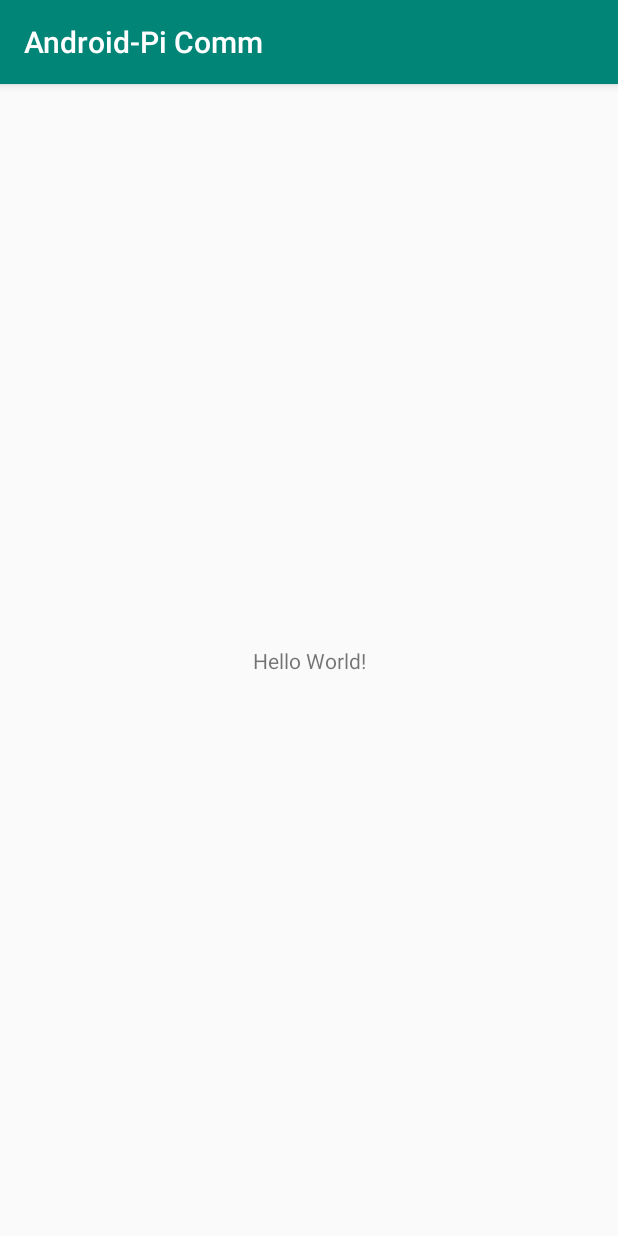
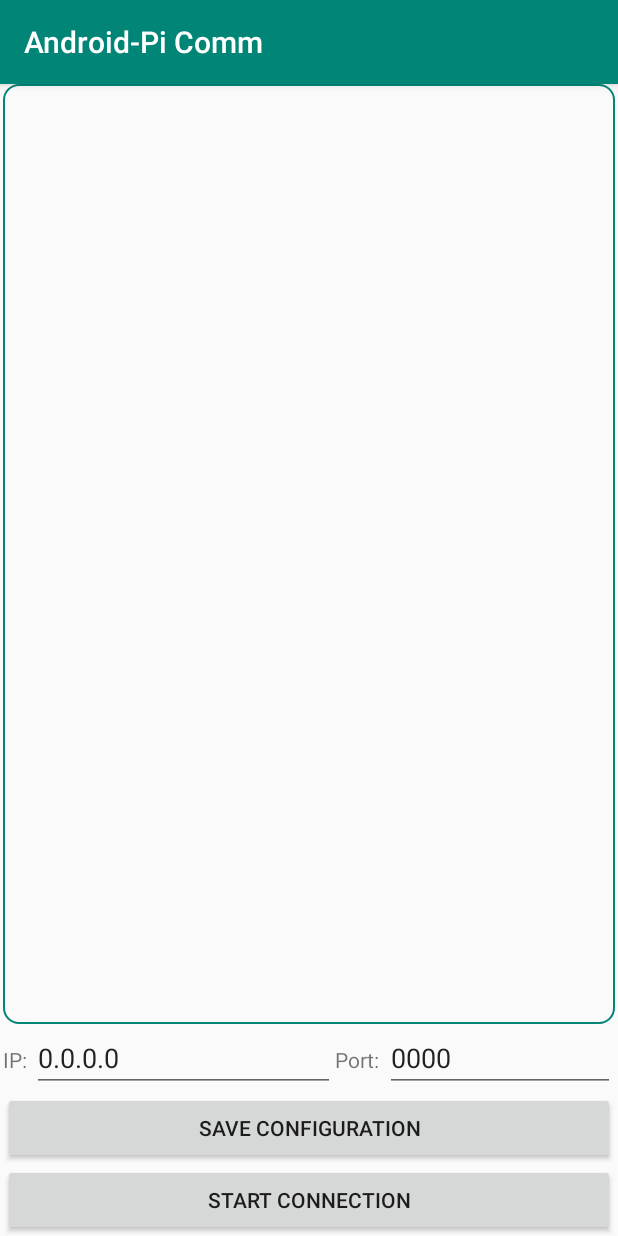
Before and after one commit to AusarYao/Self_Driving_System_for_UGV, an Android app: the screen it shows after launch (MainActivity), on a phone screen of 412 x 824 dp. Run offline under Robolectric (Android 15) with nearby library versions, the phone set to English and light mode, and no system bars.

Commit message:
UI designed

```diff
--- a/sensors/app/build.gradle
+++ b/sensors/app/build.gradle
@@ -29,6 +29,7 @@ dependencies {
     androidTestImplementation 'androidx.test.espresso:espresso-core:3.1.0-alpha4'
     implementation 'androidx.core:core-ktx:+'
     implementation "org.jetbrains.kotlin:kotlin-stdlib-jdk7:$kotlin_version"
+    implementation 'androidx.recyclerview:recyclerview:1.0.0'
 }
 repositories {
     mavenCentral()
--- a/sensors/app/src/main/java/com/example/android_picomm/MainActivity.kt
+++ b/sensors/app/src/main/java/com/example/android_picomm/MainActivity.kt
@@ -2,11 +2,55 @@ package com.example.android_picomm
 
 import androidx.appcompat.app.AppCompatActivity
 import android.os.Bundle
+import android.text.InputType.TYPE_NUMBER_FLAG_DECIMAL
+import android.widget.Button
+import android.widget.EditText
+import android.widget.TextView
+import androidx.recyclerview.widget.RecyclerView
+import android.text.InputType
+import android.text.method.DigitsKeyListener
+
 
 class MainActivity : AppCompatActivity() {
+    lateinit var mConnectButton: Button
+    lateinit var mDisconnectButton: Button
+    lateinit var mSaveButton: Button
+    lateinit var mIPTextView: TextView
+    lateinit var mIPEditText: EditText
+    lateinit var mPortTextView: TextView
+    lateinit var mPortEditText: EditText
+    lateinit var mSensorRecyclerView: RecyclerView
+
+    enum class UI(val UIName: String){
+        MAIN("main"),
+    }
+
+    data class SendAddress(var IP: String, var port: Int)
 
     override fun onCreate(savedInstanceState: Bundle?) {
         super.onCreate(savedInstanceState)
         setContentView(R.layout.activity_main)
     }
+
+    fun setupUI(uiName: String){
+        when(uiName){
+            UI.MAIN.UIName -> {
+                mConnectButton = findViewById(R.id.connect_button)
+                mDisconnectButton = findViewById(R.id.disconnect_button)
+                mIPTextView = findViewById(R.id.ip_textView)
+                mSaveButton = findViewById(R.id.save_button)
+                mIPEditText = findViewById(R.id.ip_editText)
+                mIPEditText.onlyNumbers()
+                mPortTextView = findViewById(R.id.port_textView)
+                mPortEditText = findViewById(R.id.port_editText)
+                mSensorRecyclerView = findViewById(R.id.sensor_list)
+
+            }
+        }
+    }
+
+    fun EditText.onlyNumbers() {
+        inputType = InputType.TYPE_CLASS_NUMBER or InputType.TYPE_NUMBER_FLAG_DECIMAL or InputType.TYPE_NUMBER_FLAG_SIGNED
+        keyListener = DigitsKeyListener.getInstance("0123456789.")
+    }
 }
--- /dev/null
+++ b/sensors/app/src/main/java/com/personal_project/android_picomm/Utils.kt
@@ -0,0 +1,5 @@
+package com.personal_project.android_picomm
+
+class Utils{
+
+}
--- /dev/null
+++ b/sensors/app/src/main/res/drawable/border.xml
@@ -0,0 +1,6 @@
+<?xml version="1.0" encoding="utf-8"?>
+<shape xmlns:android="http://schemas.android.com/apk/res/android"
+    android:shape="rectangle">
+    <stroke android:color="@color/colorPrimary" android:width="1dp"/>
+    <corners android:radius="10dp" />
+</shape>
--- a/sensors/app/src/main/res/layout/activity_main.xml
+++ b/sensors/app/src/main/res/layout/activity_main.xml
@@ -1,19 +1,76 @@
 <?xml version="1.0" encoding="utf-8"?>
-<androidx.constraintlayout.widget.ConstraintLayout
-    xmlns:android="http://schemas.android.com/apk/res/android"
-    xmlns:tools="http://schemas.android.com/tools"
-    xmlns:app="http://schemas.android.com/apk/res-auto"
+<LinearLayout xmlns:android="http://schemas.android.com/apk/res/android"
     android:layout_width="match_parent"
     android:layout_height="match_parent"
-    tools:context=".MainActivity">
+    android:orientation="vertical"
+    android:layout_marginLeft="2dp"
+    android:layout_marginRight="2dp">
 
-    <TextView
-        android:layout_width="wrap_content"
+    <androidx.recyclerview.widget.RecyclerView
+        android:id="@+id/sensor_list"
+        android:layout_width="match_parent"
+        android:layout_height="match_parent"
+        android:layout_weight="5"
+        android:background="@drawable/border"/>
+
+    <LinearLayout
+        android:layout_width="match_parent"
         android:layout_height="wrap_content"
-        android:text="Hello World!"
-        app:layout_constraintBottom_toBottomOf="parent"
-        app:layout_constraintLeft_toLeftOf="parent"
-        app:layout_constraintRight_toRightOf="parent"
-        app:layout_constraintTop_toTopOf="parent" />
+        android:orientation="horizontal"
+        android:layout_weight="0">
 
-</androidx.constraintlayout.widget.ConstraintLayout>
+        <TextView
+            android:id="@+id/ip_textView"
+            android:layout_width="wrap_content"
+            android:layout_height="wrap_content"
+            android:layout_weight="0"
+            android:text="IP: " />
+
+        <EditText
+            android:id="@+id/ip_editText"
+            android:layout_width="wrap_content"
+            android:layout_height="wrap_content"
+            android:layout_weight="2"
+            android:ems="10"
+            android:text="0.0.0.0"/>
+
+        <TextView
+            android:id="@+id/port_textView"
+            android:layout_width="wrap_content"
+            android:layout_height="wrap_content"
+            android:layout_weight="0"
+            android:text="Port: " />
+
+        <EditText
+            android:id="@+id/port_editText"
+            android:layout_width="wrap_content"
+            android:layout_height="wrap_content"
+            android:layout_weight="10"
+            android:ems="10"
+            android:inputType="number"
+            android:text="0000"/>
+    </LinearLayout>
+
+    <Button
+        android:id="@+id/save_button"
+        android:layout_width="match_parent"
+        android:layout_height="wrap_content"
+        android:text="Save configuration"
+        android:layout_weight="0"/>
+
+    <Button
+        android:id="@+id/connect_button"
+        android:layout_width="match_parent"
+        android:layout_height="wrap_content"
+        android:text="Start connection"
+        android:layout_weight="0"/>
+    <Button
+        android:id="@+id/disconnect_button"
+        android:layout_width="match_parent"
+        android:layout_height="wrap_content"
+        android:text="End connection"
+        android:visibility="gone"
+        android:background="@android:color/holo_red_dark"
+        android:textColor="@android:color/white"
+        android:layout_weight="0"/>
+</LinearLayout>
```
